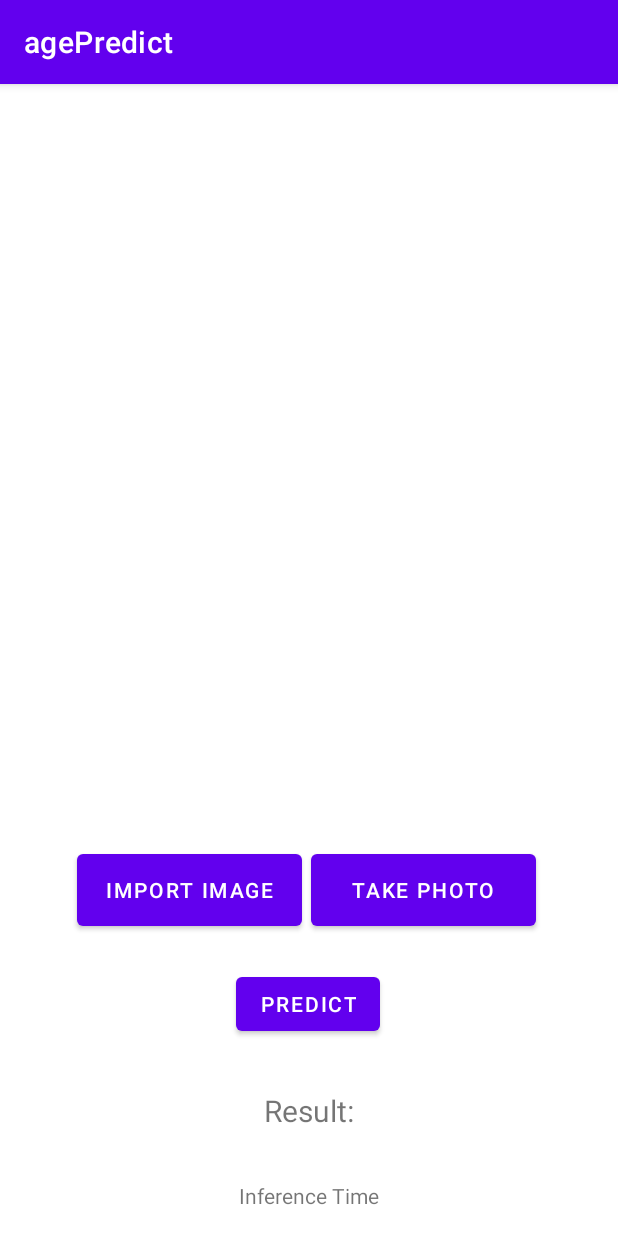
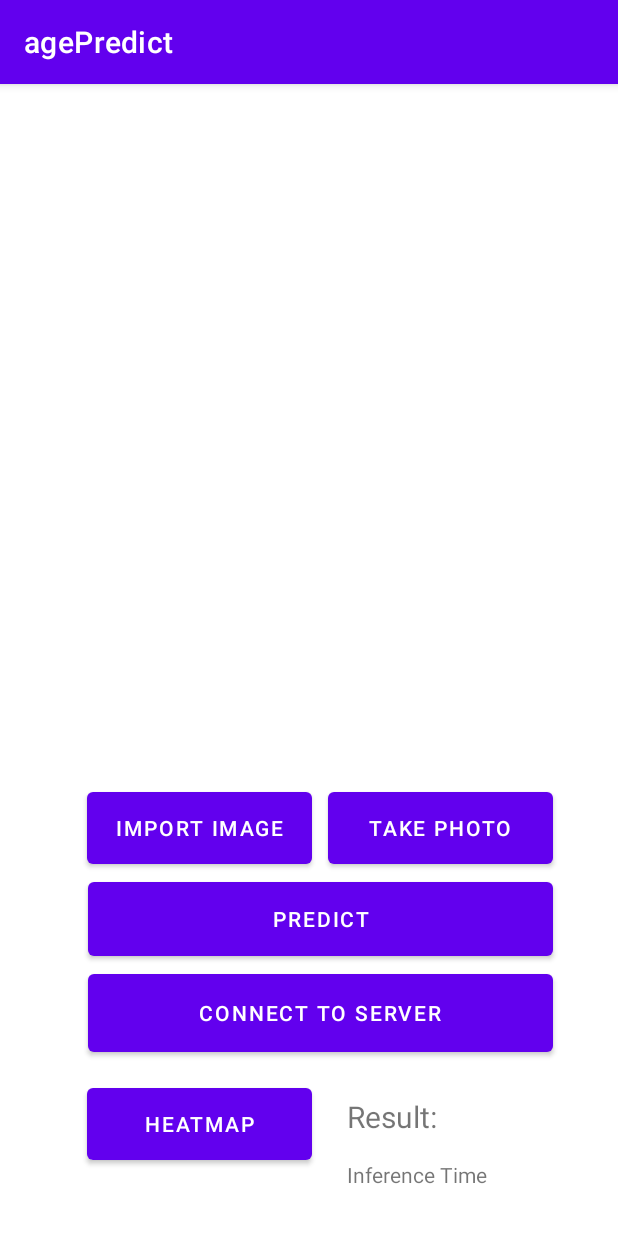
Before and after one commit to JamesHuish/agePredict, an Android app: the screen it shows after launch (MainActivity), on a phone screen of 412 x 824 dp. Run offline under Robolectric (Android 15) with nearby library versions, the phone set to English and light mode, and no system bars; libraries missing offline, so code that uses them is left out: org.tensorflow.lite; pictures from the network do not load; 1 statement that could not run was skipped.

Commit message:
Connect app to server and added html requests for uploading image for prediction and getting a heatmap

```diff
--- a/app/build.gradle
+++ b/app/build.gradle
@@ -36,6 +36,7 @@ dependencies {
     implementation 'org.tensorflow:tensorflow-lite-support:0.1.0'
     implementation 'org.tensorflow:tensorflow-lite-metadata:0.1.0'
     implementation project(path: ':sdk')
+    implementation 'com.squareup.okhttp3:okhttp:3.10.0'
     testImplementation 'junit:junit:4.13.2'
     androidTestImplementation 'androidx.test.ext:junit:1.1.3'
     androidTestImplementation 'androidx.test.espresso:espresso-core:3.4.0'
--- a/app/src/main/AndroidManifest.xml
+++ b/app/src/main/AndroidManifest.xml
@@ -6,6 +6,7 @@
     <uses-permission android:name="android.permission.WRITE_EXTERNAL_STORAGE"
         android:maxSdkVersion="28"
         tools:ignore="ScopedStorage" />
+    <uses-permission android:name="android.permission.INTERNET"/>
 
     <application
         android:allowBackup="true"
@@ -15,7 +16,8 @@
         android:label="@string/app_name"
         android:supportsRtl="true"
         android:theme="@style/Theme.AgePredict"
-        tools:targetApi="31">
+        tools:targetApi="31"
+        android:networkSecurityConfig="@xml/network_security_config">
         <provider
             android:name="androidx.core.content.FileProvider"
             android:authorities="com.example.agepredict.fileprovider"
--- a/app/src/main/res/layout/activity_main.xml
+++ b/app/src/main/res/layout/activity_main.xml
@@ -13,20 +13,23 @@
         android:text="@string/import_image"
         app:layout_constraintBottom_toBottomOf="parent"
         app:layout_constraintEnd_toEndOf="parent"
-        app:layout_constraintHorizontal_bias="0.196"
+        app:layout_constraintHorizontal_bias="0.222"
         app:layout_constraintStart_toStartOf="parent"
         app:layout_constraintTop_toTopOf="parent"
-        app:layout_constraintVertical_bias="0.717" />
+        app:layout_constraintVertical_bias="0.658" />
 
     <ImageView
         android:id="@+id/image_View"
-        android:layout_width="wrap_content"
-        android:layout_height="wrap_content"
+        android:layout_width="411dp"
+        android:layout_height="416dp"
         android:contentDescription="@string/image"
+        android:adjustViewBounds="false"
         app:layout_constraintBottom_toTopOf="@+id/importButton"
         app:layout_constraintEnd_toEndOf="parent"
+        app:layout_constraintHorizontal_bias="0.0"
         app:layout_constraintStart_toStartOf="parent"
-        app:layout_constraintTop_toTopOf="parent" />
+        app:layout_constraintTop_toTopOf="parent"
+        app:layout_constraintVertical_bias="0.246" />
 
     <Button
         android:id="@+id/camaraButton"
@@ -35,22 +38,22 @@
         android:text="@string/take_photo"
         app:layout_constraintBottom_toBottomOf="parent"
         app:layout_constraintEnd_toEndOf="parent"
-        app:layout_constraintHorizontal_bias="0.095"
+        app:layout_constraintHorizontal_bias="0.196"
         app:layout_constraintStart_toEndOf="@+id/importButton"
         app:layout_constraintTop_toTopOf="parent"
-        app:layout_constraintVertical_bias="0.717" />
+        app:layout_constraintVertical_bias="0.658" />
 
     <Button
         android:id="@+id/predictButton"
-        android:layout_width="wrap_content"
-        android:layout_height="wrap_content"
+        android:layout_width="310dp"
+        android:layout_height="61dp"
         android:text="@string/predict"
         app:layout_constraintBottom_toBottomOf="parent"
         app:layout_constraintEnd_toEndOf="parent"
-        app:layout_constraintHorizontal_bias="0.498"
+        app:layout_constraintHorizontal_bias="0.574"
         app:layout_constraintStart_toStartOf="parent"
         app:layout_constraintTop_toBottomOf="@+id/importButton"
-        app:layout_constraintVertical_bias="0.145" />
+        app:layout_constraintVertical_bias="0.0" />
 
     <TextView
         android:id="@+id/result"
@@ -60,9 +63,10 @@
         android:textSize="20sp"
         app:layout_constraintBottom_toBottomOf="parent"
         app:layout_constraintEnd_toEndOf="parent"
+        app:layout_constraintHorizontal_bias="0.657"
         app:layout_constraintStart_toStartOf="parent"
         app:layout_constraintTop_toBottomOf="@+id/predictButton"
-        app:layout_constraintVertical_bias="0.322" />
+        app:layout_constraintVertical_bias="0.568" />
 
     <TextView
         android:id="@+id/infTime"
@@ -72,8 +76,38 @@
         android:text="@string/inference_time"
         app:layout_constraintBottom_toBottomOf="parent"
         app:layout_constraintEnd_toEndOf="parent"
+        app:layout_constraintHorizontal_bias="0.725"
         app:layout_constraintStart_toStartOf="parent"
-        app:layout_constraintTop_toBottomOf="@+id/result" />
+        app:layout_constraintTop_toBottomOf="@+id/result"
+        app:layout_constraintVertical_bias="0.0" />
+
+    <Button
+        android:id="@+id/predict"
+        android:layout_width="310dp"
+        android:layout_height="64dp"
+        android:onClick="connectServer"
+        android:text="@string/connect_to_server"
+        app:layout_constraintBottom_toBottomOf="parent"
+        app:layout_constraintEnd_toEndOf="parent"
+        app:layout_constraintHorizontal_bias="0.574"
+        app:layout_constraintStart_toStartOf="parent"
+        app:layout_constraintTop_toBottomOf="@+id/predictButton"
+        app:layout_constraintVertical_bias="0.0" />
+
+    <Button
+        android:id="@+id/heatmap"
+        android:layout_width="150dp"
+        android:layout_height="60dp"
+        android:layout_marginTop="12dp"
+        android:layout_marginBottom="44dp"
+        android:onClick="requestHeatmap"
+        android:text="@string/heatmap"
+        app:layout_constraintBottom_toBottomOf="parent"
+        app:layout_constraintEnd_toEndOf="parent"
+        app:layout_constraintHorizontal_bias="0.222"
+        app:layout_constraintStart_toStartOf="parent"
+        app:layout_constraintTop_toBottomOf="@+id/predict"
+        app:layout_constraintVertical_bias="0.416" />
 
 
 </androidx.constraintlayout.widget.ConstraintLayout>
--- a/app/src/main/res/values/strings.xml
+++ b/app/src/main/res/values/strings.xml
@@ -9,4 +9,7 @@
     <string name="result">Result:</string>
     <string name="Inference_Time">Inference Time:</string>
     <string name="inference_time">Inference Time</string>
+    <string name="display_heatmap">Display Heatmap</string>
+    <string name="connect_to_server">Connect to Server</string>
+    <string name="heatmap">Heatmap</string>
 </resources>
--- /dev/null
+++ b/app/src/main/res/xml/network_security_config.xml
@@ -0,0 +1,5 @@
+<?xml version="1.0" encoding="utf-8"?>
+<network-security-config>
+    <!--Set application-wide security config using base-config tag.-->
+    <base-config cleartextTrafficPermitted="true"/>
+</network-security-config>
```
Also changed, not shown: app/src/main/java/com/example/agepredict/MainActivity.java (+101 -17 lines).
